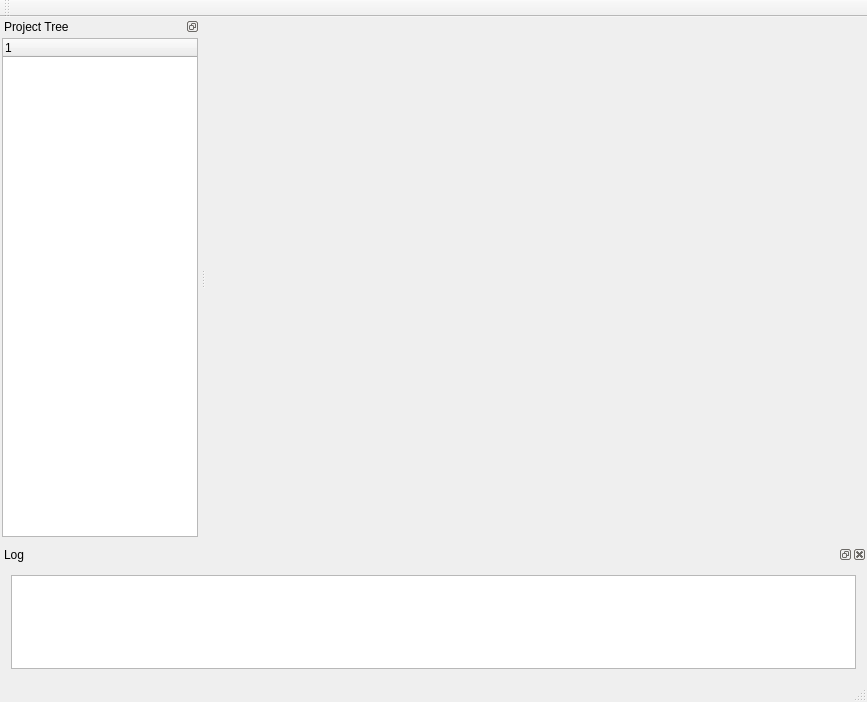
Old version of the form mainwindow.ui in the repository paceholder/geoix.
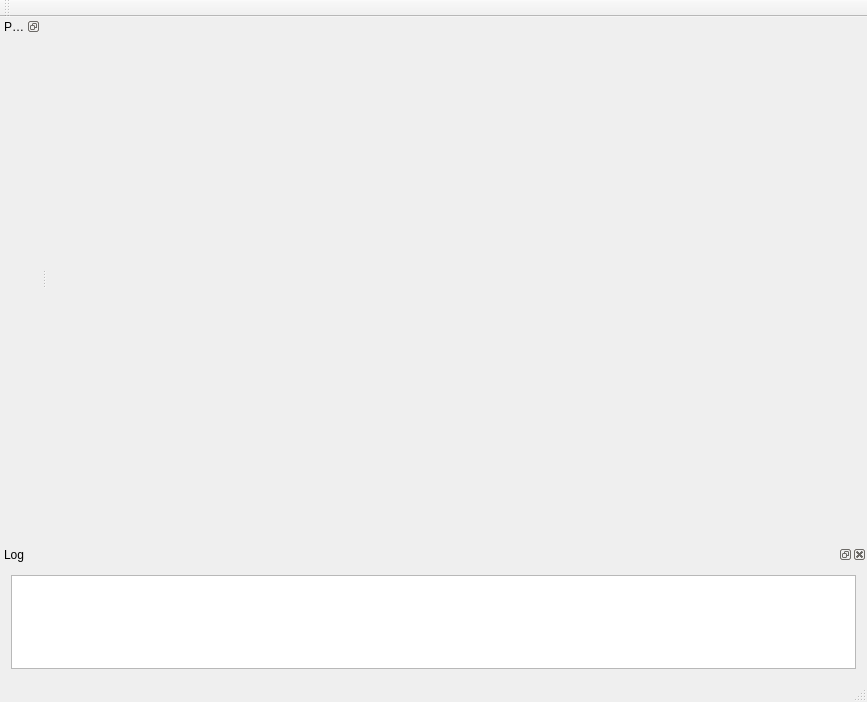
New version of the form.

Commit message: Added dragging aroud the project tree

Diff of the .ui file:
```diff
--- a/mainwindow.ui
+++ b/mainwindow.ui
@@ -74,21 +74,6 @@
      <property name="margin">
       <number>2</number>
      </property>
-     <item>
-      <widget class="QTreeWidget" name="projectTree">
-       <property name="sizePolicy">
-        <sizepolicy hsizetype="Expanding" vsizetype="Expanding">
-         <horstretch>0</horstretch>
-         <verstretch>0</verstretch>
-        </sizepolicy>
-       </property>
-       <column>
-        <property name="text">
-         <string notr="true">1</string>
-        </property>
-       </column>
-      </widget>
-     </item>
     </layout>
    </widget>
   </widget>
```
The commit also changes 16 other files.
